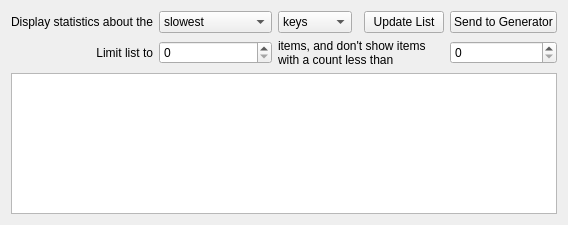
Qt form src/analysis/statisticswidget.ui (coryo/amphetype2) before a commit.
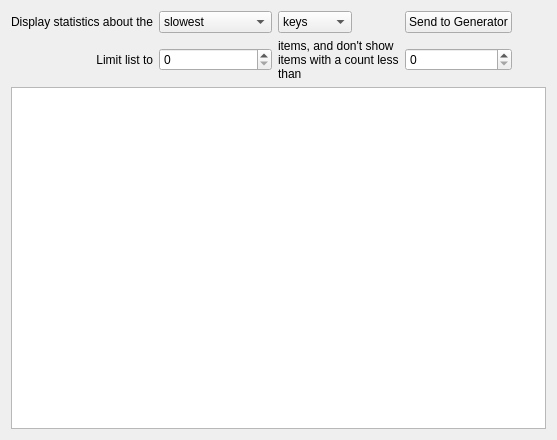
The same form after that commit.

```diff
--- a/src/analysis/statisticswidget.ui
+++ b/src/analysis/statisticswidget.ui
@@ -7,7 +7,7 @@
     <x>0</x>
     <y>0</y>
     <width>557</width>
-    <height>225</height>
+    <height>440</height>
    </rect>
   </property>
   <property name="windowTitle">
@@ -94,13 +94,6 @@
        </item>
       </widget>
      </item>
-     <item row="1" column="5">
-      <widget class="QPushButton" name="generatorButton">
-       <property name="text">
-        <string>Send to Generator</string>
-       </property>
-      </widget>
-     </item>
      <item row="1" column="3">
       <spacer name="horizontalSpacer_2">
        <property name="orientation">
@@ -117,38 +110,6 @@
        </property>
       </spacer>
      </item>
-     <item row="1" column="4">
-      <widget class="QPushButton" name="updateButton">
-       <property name="sizePolicy">
-        <sizepolicy hsizetype="Minimum" vsizetype="Fixed">
-         <horstretch>0</horstretch>
-         <verstretch>0</verstretch>
-        </sizepolicy>
-       </property>
-       <property name="text">
-        <string>Update List</string>
-       </property>
-      </widget>
-     </item>
-     <item row="2" column="2" colspan="3">
-      <widget class="QLabel" name="label_3">
-       <property name="sizePolicy">
-        <sizepolicy hsizetype="Minimum" vsizetype="Preferred">
-         <horstretch>0</horstretch>
-         <verstretch>0</verstretch>
-        </sizepolicy>
-       </property>
-       <property name="text">
-        <string>items, and don't show items with a count less than</string>
-       </property>
-       <property name="wordWrap">
-        <bool>true</bool>
-       </property>
-      </widget>
-     </item>
-     <item row="2" column="5">
-      <widget class="QSpinBox" name="minCountSpinBox"/>
-     </item>
      <item row="2" column="0">
       <widget class="QLabel" name="label_2">
        <property name="sizePolicy">
@@ -194,6 +155,32 @@
        </property>
       </widget>
      </item>
+     <item row="2" column="2" colspan="2">
+      <widget class="QLabel" name="label_3">
+       <property name="sizePolicy">
+        <sizepolicy hsizetype="Minimum" vsizetype="Preferred">
+         <horstretch>0</horstretch>
+         <verstretch>0</verstretch>
+        </sizepolicy>
+       </property>
+       <property name="text">
+        <string>items, and don't show items with a count less than</string>
+       </property>
+       <property name="wordWrap">
+        <bool>true</bool>
+       </property>
+      </widget>
+     </item>
+     <item row="1" column="4">
+      <widget class="QPushButton" name="generatorButton">
+       <property name="text">
+        <string>Send to Generator</string>
+       </property>
+      </widget>
+     </item>
+     <item row="2" column="4">
+      <widget class="QSpinBox" name="minCountSpinBox"/>
+     </item>
     </layout>
    </item>
   </layout>
```
Left out of the diff: 2 changed lines with no effect on the pictures.
